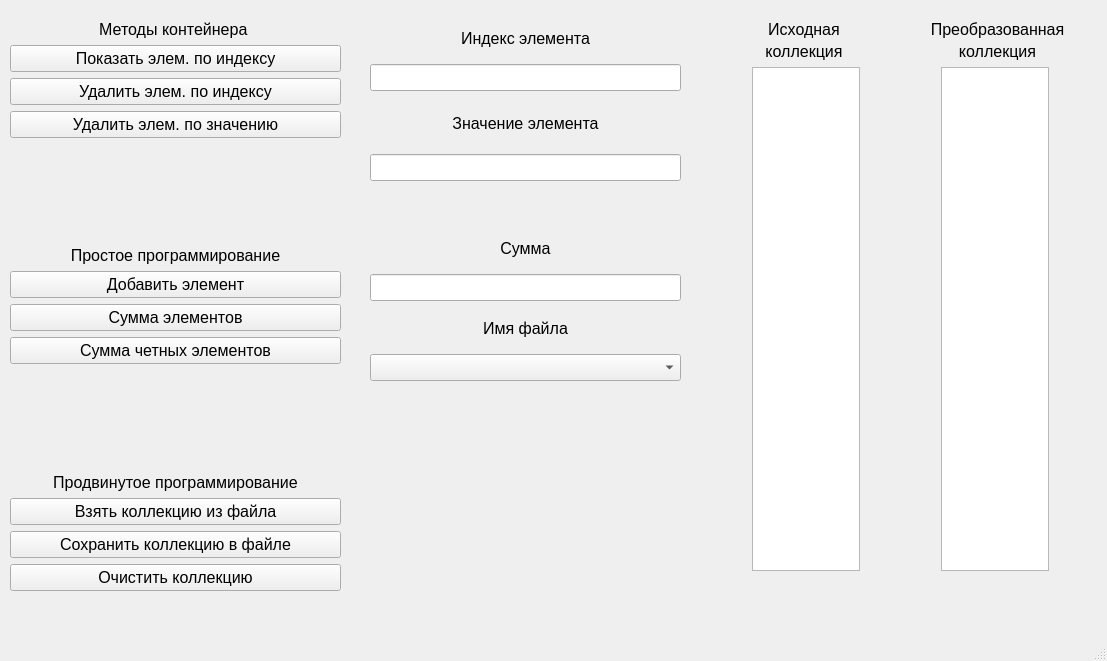
First picture: the form in laba_5/mainwindow.ui, repository Paracelzis/QtProjects, before the edit.
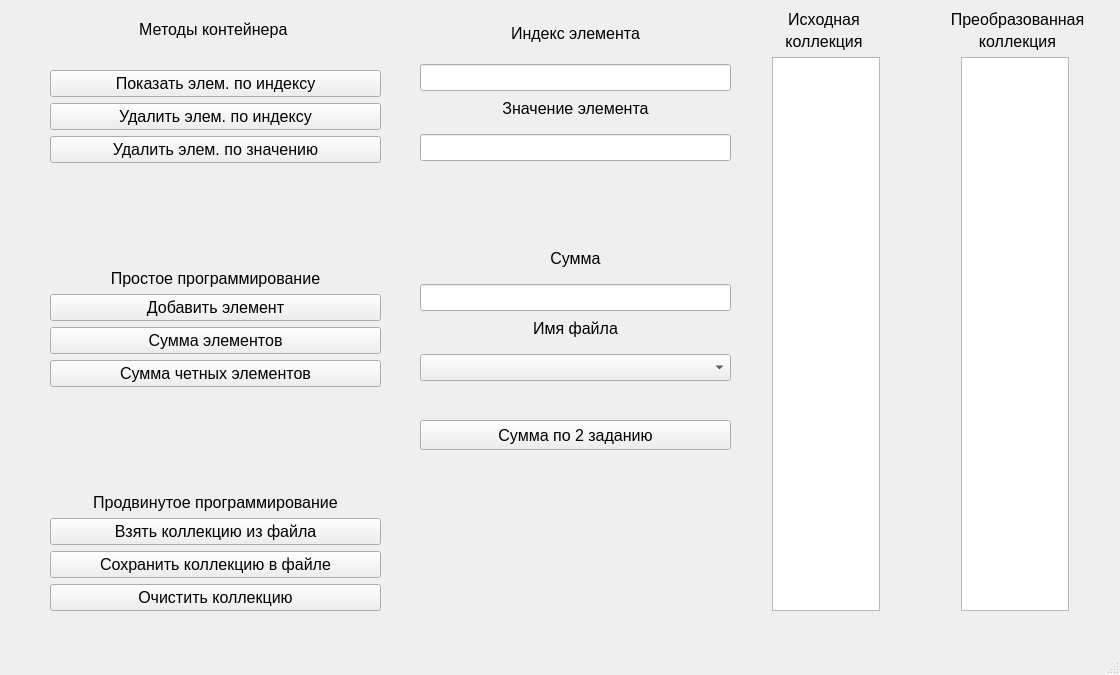
Second picture: the form after the edit.

What changed in the file:
```diff
--- a/laba_5/mainwindow.ui
+++ b/laba_5/mainwindow.ui
@@ -6,14 +6,14 @@
    <rect>
     <x>0</x>
     <y>0</y>
-    <width>1107</width>
-    <height>661</height>
+    <width>1120</width>
+    <height>675</height>
    </rect>
   </property>
   <property name="minimumSize">
    <size>
-    <width>1107</width>
-    <height>661</height>
+    <width>1120</width>
+    <height>675</height>
    </size>
   </property>
   <property name="font">
@@ -31,7 +31,7 @@
    <widget class="QWidget" name="layoutWidget">
     <property name="geometry">
      <rect>
-      <x>370</x>
+      <x>420</x>
       <y>310</y>
       <width>311</width>
       <height>71</height>
@@ -53,10 +53,10 @@
    <widget class="QWidget" name="layoutWidget">
     <property name="geometry">
      <rect>
-      <x>710</x>
-      <y>20</y>
+      <x>730</x>
+      <y>10</y>
       <width>381</width>
-      <height>551</height>
+      <height>601</height>
      </rect>
     </property>
     <layout class="QVBoxLayout" name="verticalLayout_10">
@@ -157,10 +157,10 @@
    <widget class="QWidget" name="layoutWidget">
     <property name="geometry">
      <rect>
-      <x>370</x>
-      <y>20</y>
+      <x>420</x>
+      <y>10</y>
       <width>311</width>
-      <height>71</height>
+      <height>81</height>
      </rect>
     </property>
     <layout class="QVBoxLayout" name="verticalLayout_5">
@@ -179,10 +179,10 @@
    <widget class="QWidget" name="layoutWidget">
     <property name="geometry">
      <rect>
-      <x>370</x>
-      <y>100</y>
+      <x>420</x>
+      <y>90</y>
       <width>311</width>
-      <height>81</height>
+      <height>71</height>
      </rect>
     </property>
     <layout class="QVBoxLayout" name="verticalLayout_6">
@@ -206,8 +206,8 @@
    <widget class="QWidget" name="layoutWidget">
     <property name="geometry">
      <rect>
-      <x>370</x>
-      <y>230</y>
+      <x>420</x>
+      <y>240</y>
       <width>311</width>
       <height>71</height>
      </rect>
@@ -228,10 +228,10 @@
    <widget class="QWidget" name="layoutWidget">
     <property name="geometry">
      <rect>
-      <x>10</x>
+      <x>50</x>
       <y>20</y>
       <width>331</width>
-      <height>571</height>
+      <height>591</height>
      </rect>
     </property>
     <layout class="QVBoxLayout" name="verticalLayout">
@@ -242,6 +242,19 @@
        </property>
       </widget>
      </item>
+     <item>
+      <spacer name="verticalSpacer_3">
+       <property name="orientation">
+        <enum>Qt::Vertical</enum>
+       </property>
+       <property name="sizeHint" stdset="0">
+        <size>
+         <width>20</width>
+         <height>125</height>
+        </size>
+       </property>
+      </spacer>
+     </item>
      <item>
       <widget class="QPushButton" name="show_to_index">
        <property name="text">
@@ -347,6 +360,19 @@
      </item>
     </layout>
    </widget>
+   <widget class="QPushButton" name="summa_task2">
+    <property name="geometry">
+     <rect>
+      <x>420</x>
+      <y>420</y>
+      <width>311</width>
+      <height>30</height>
+     </rect>
+    </property>
+    <property name="text">
+     <string>Сумма по 2 заданию</string>
+    </property>
+   </widget>
   </widget>
   <widget class="QMenuBar" name="menubar">
    <property name="geometry">
```
Left out of the diff: 18 changed lines with no effect on the pictures.
